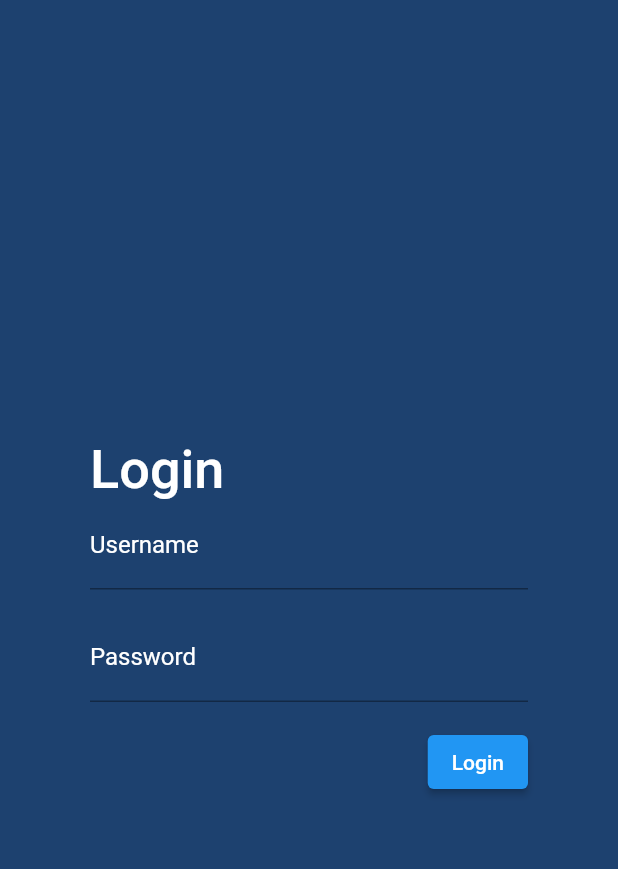
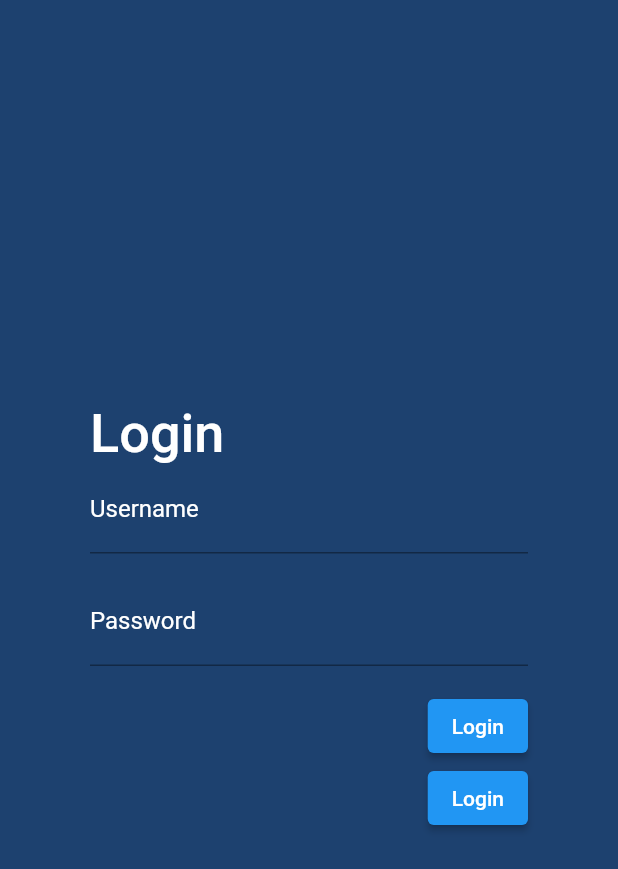
Before and after one commit to BellyMeister/NoteFlutterApp, a Flutter app: the screen it shows after launch, after a tap on "Login", on a phone screen of 412 x 824 dp. Shown: the top 869 px of the screen. Run offline on Flutter 3.47's test engine with Material 2 defaults, Android fonts, the light colour scheme and no system bars; missing offline and left inert: mongo_dart.

Commit message:
register funktion + lavet mere på login

```diff
--- a/lib/login.dart
+++ b/lib/login.dart
@@ -1,5 +1,5 @@
 import 'dart:developer';
-
+import 'Models/Server.dart';
 import 'package:flutter/material.dart';
 
 class Login extends StatelessWidget {
@@ -11,8 +11,15 @@ class Login extends StatelessWidget {
   final password = TextEditingController();
 
   void login() {
-    print(username.text);
-    print(password.text);
+    Server server = new Server();
+
+    var success = server.login(username.text, password.text);
+
+    success.whenComplete(() => print(success.toString()));
+  }
+
+  void register() {
+    // manger function is server
   }
 
   @override
@@ -73,6 +80,13 @@ class Login extends StatelessWidget {
                 onPressed: () => {login()},
               ),
             ),
+            Align(
+              alignment: Alignment.topRight,
+              child: ElevatedButton(
+                child: Text('Login'),
+                onPressed: () => {register()},
+              ),
+            ),
           ],
         ),
       ),
```
